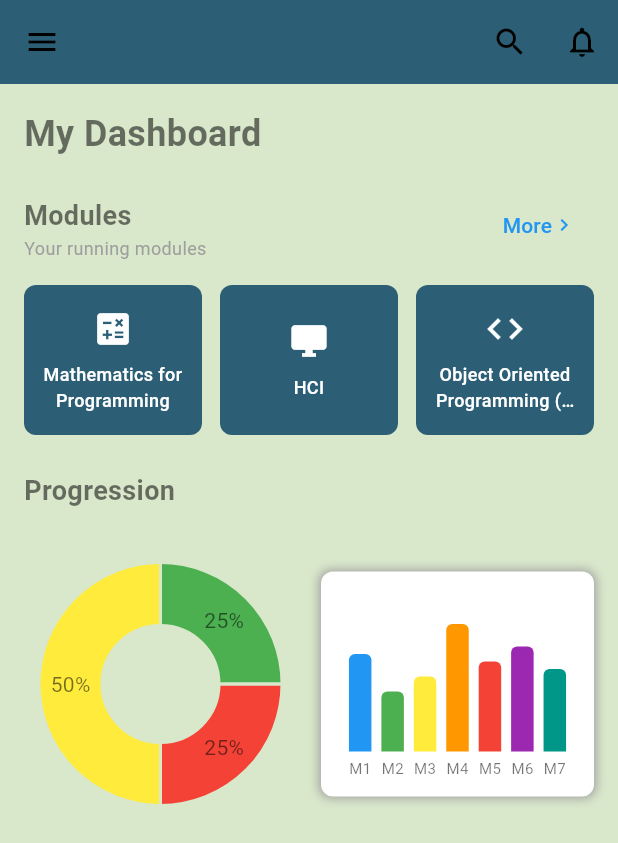
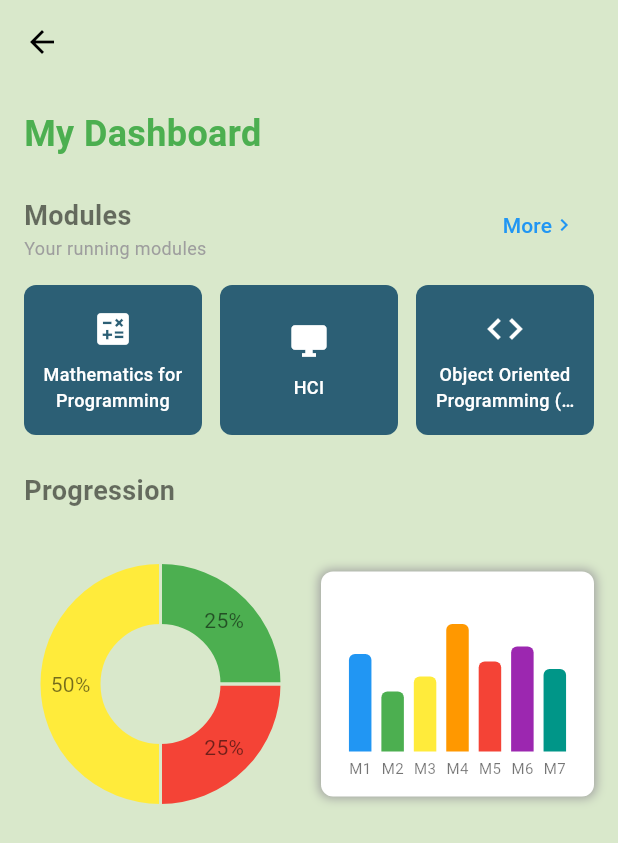
Before and after one commit to RajanithBandara/nsbm_student_academic_tracker, a Flutter app: the DashboardScreen screen opened directly, on a phone screen of 412 x 824 dp. Shown: the top 843 px of the screen. Run offline on Flutter 3.47's test engine with Material 3 defaults, Android fonts, the light colour scheme and no system bars; drawn by our look-alikes of dynamic_color, fl_chart; our stand-ins replace awesome_notifications, cloud_firestore, firebase_auth, firebase_core, flutter_staggered_animations, google_sign_in and 4 more; accounts and stored records are empty.

Commit message:
Update dashboard.dart file💻🚀

```diff
--- a/lib/pages/dashboard.dart
+++ b/lib/pages/dashboard.dart
@@ -13,23 +13,6 @@ const DashboardScreen({super.key});
   Widget build(BuildContext context) {
     return Scaffold(
       appBar: AppBar(
-        backgroundColor: const Color(0xFF2C5F75),
-        title: const Text(''),
-        elevation: 0,
-        leading: IconButton(
-          icon: const Icon(Icons.menu),
-          onPressed: () {},
-        ),
-        actions: [
-          IconButton(
-            icon: const Icon(Icons.search),
-            onPressed: () {},
-          ),
-          IconButton(
-            icon: const Icon(Icons.notifications_none),
-            onPressed: () {},
-          ),
-        ],
       ),
       body: SingleChildScrollView(
         child: Padding(
@@ -42,6 +25,8 @@ const DashboardScreen({super.key});
                 style: TextStyle(
                   fontSize: 24,
                   fontWeight: FontWeight.bold,
+                  color: Colors.green,
+
                 ),
               ),
               const SizedBox(height: 20),
```
